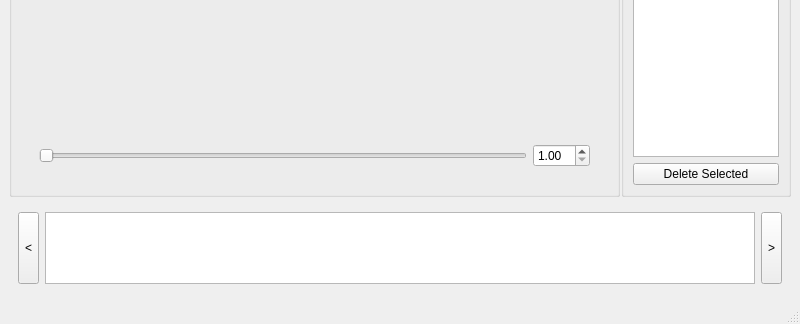
Before: the Qt Designer form util/ical_mark/icalmark.ui in jamesljlster/ican_mark, drawn with Qt 5; both pictures show x 0 to 800 and y 276 to 600 of the 800 by 600 pixel window.
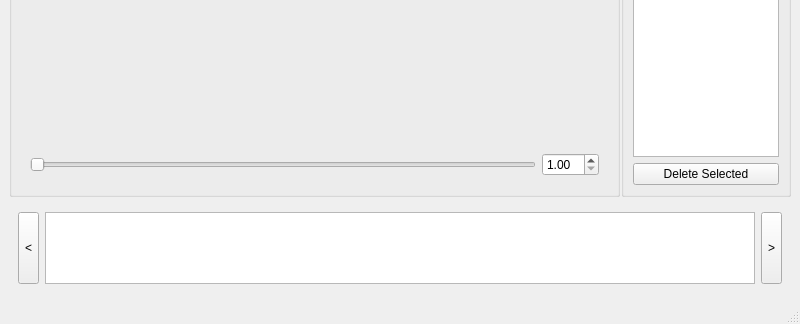
After: the same form once the commit is applied. The open tabs and pages were chosen to show the change. Custom widgets are drawn as their Qt base class.

Commit message: Move scaling ratio controller out of stack widget

Patch:
```diff
--- a/util/ical_mark/icalmark.ui
+++ b/util/ical_mark/icalmark.ui
@@ -126,38 +126,6 @@
                  </property>
                 </widget>
                </item>
-               <item row="1" column="0">
-                <widget class="QWidget" name="widget_4" native="true">
-                 <layout class="QHBoxLayout" name="horizontalLayout">
-                  <item>
-                   <widget class="QSlider" name="scaleRatioSlider">
-                    <property name="minimum">
-                     <number>10</number>
-                    </property>
-                    <property name="maximum">
-                     <number>100</number>
-                    </property>
-                    <property name="orientation">
-                     <enum>Qt::Horizontal</enum>
-                    </property>
-                   </widget>
-                  </item>
-                  <item>
-                   <widget class="QDoubleSpinBox" name="scaleRatio">
-                    <property name="minimum">
-                     <double>1.000000000000000</double>
-                    </property>
-                    <property name="maximum">
-                     <double>10.000000000000000</double>
-                    </property>
-                    <property name="singleStep">
-                     <double>0.100000000000000</double>
-                    </property>
-                   </widget>
-                  </item>
-                 </layout>
-                </widget>
-               </item>
               </layout>
              </widget>
              <widget class="QWidget" name="markUnavailPage">
@@ -182,6 +150,38 @@
              </widget>
             </widget>
            </item>
+           <item row="1" column="0">
+            <widget class="QWidget" name="widget_4" native="true">
+             <layout class="QHBoxLayout" name="horizontalLayout">
+              <item>
+               <widget class="QSlider" name="scaleRatioSlider">
+                <property name="minimum">
+                 <number>10</number>
+                </property>
+                <property name="maximum">
+                 <number>100</number>
+                </property>
+                <property name="orientation">
+                 <enum>Qt::Horizontal</enum>
+                </property>
+               </widget>
+              </item>
+              <item>
+               <widget class="QDoubleSpinBox" name="scaleRatio">
+                <property name="minimum">
+                 <double>1.000000000000000</double>
+                </property>
+                <property name="maximum">
+                 <double>10.000000000000000</double>
+                </property>
+                <property name="singleStep">
+                 <double>0.100000000000000</double>
+                </property>
+               </widget>
+              </item>
+             </layout>
+            </widget>
+           </item>
           </layout>
          </widget>
         </item>
```
